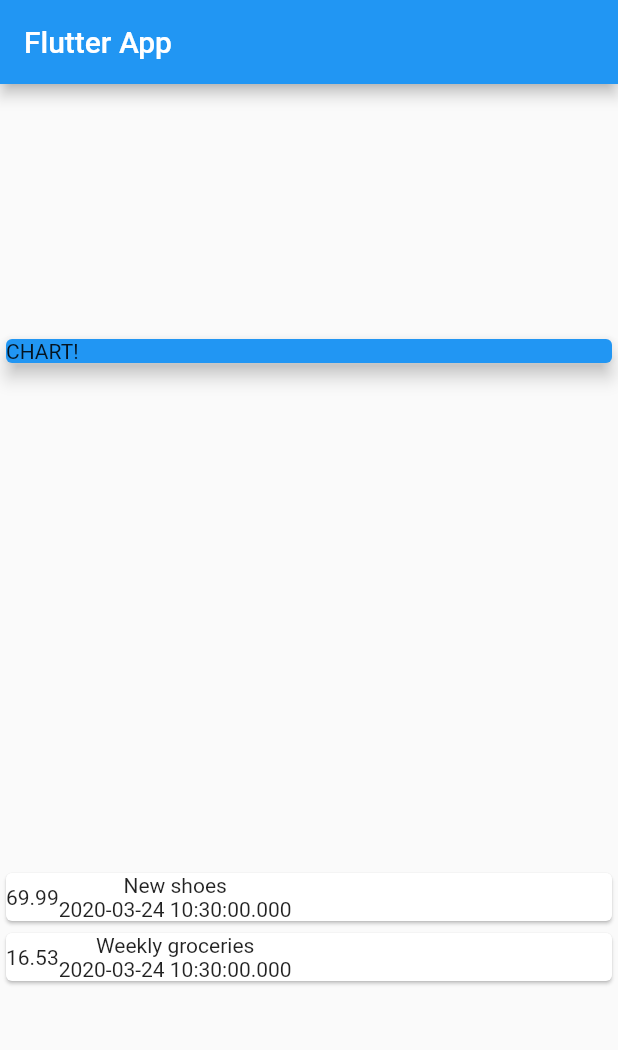
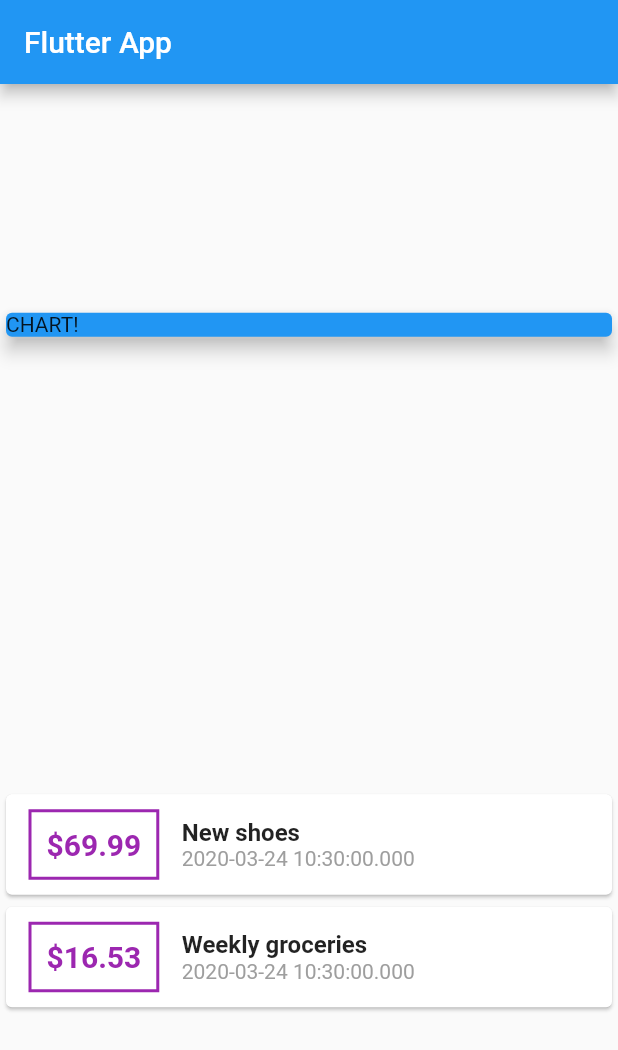
Before and after one commit to inhobaek-wj/personal_expenses_app, a Flutter app: the screen it shows after launch, on a phone screen of 412 x 824 dp. Shown: the top 1050 px of the screen. Run offline on Flutter 3.47's test engine with Material 2 defaults, Android fonts, the phone set to English and light mode, and no system bars.

Commit message:
add style

```diff
--- a/lib/main.dart
+++ b/lib/main.dart
@@ -56,15 +56,43 @@ class MyHomePage extends StatelessWidget {
                   child: Row(
                     children: <Widget>[
                       Container(
+                        margin: EdgeInsets.symmetric(
+                          vertical: 10,
+                          horizontal: 15
+                        ),
+                        decoration: BoxDecoration(
+                          border: Border.all(
+                            color: Colors.purple,
+                            width: 2
+                          )
+                        ),
+                        padding: EdgeInsets.all(10),
                         child: Text(
-                          tx.amount.toString()
+                          '\$${tx.amount}', // string interpolation systax.
+                          style: TextStyle(
+                            fontWeight: FontWeight.bold,
+                            fontSize: 20,
+                            color: Colors.purple
+                          ),
                         )
                       ),
 
                       Column(
+                        crossAxisAlignment: CrossAxisAlignment.start,
                         children: <Widget>[
-                          Text(tx.title),
-                          Text(tx.date.toString())
+                          Text(
+                            tx.title,
+                            style: TextStyle(
+                              fontSize: 16,
+                              fontWeight: FontWeight.bold
+                            )
+                          ),
+                          Text(
+                            tx.date.toString(),
+                            style: TextStyle(
+                              color: Colors.grey
+                            )
+                          )
                         ],
                       )
                     ],
```
